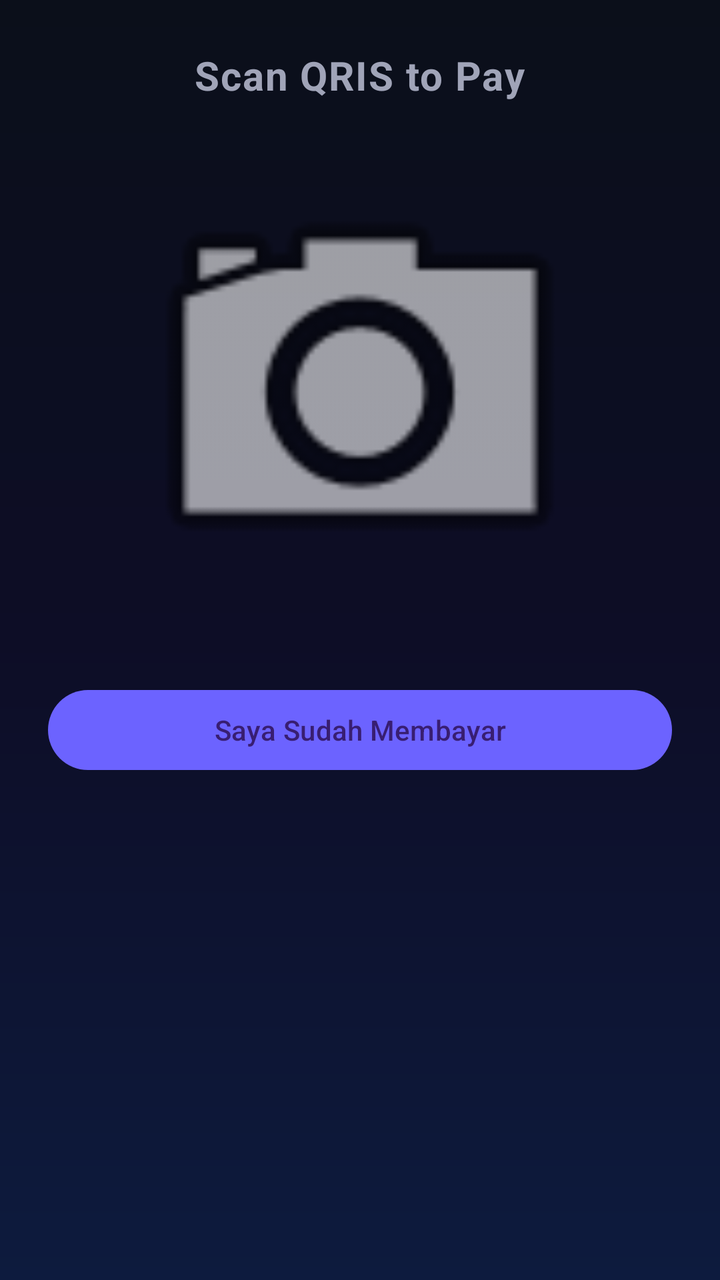
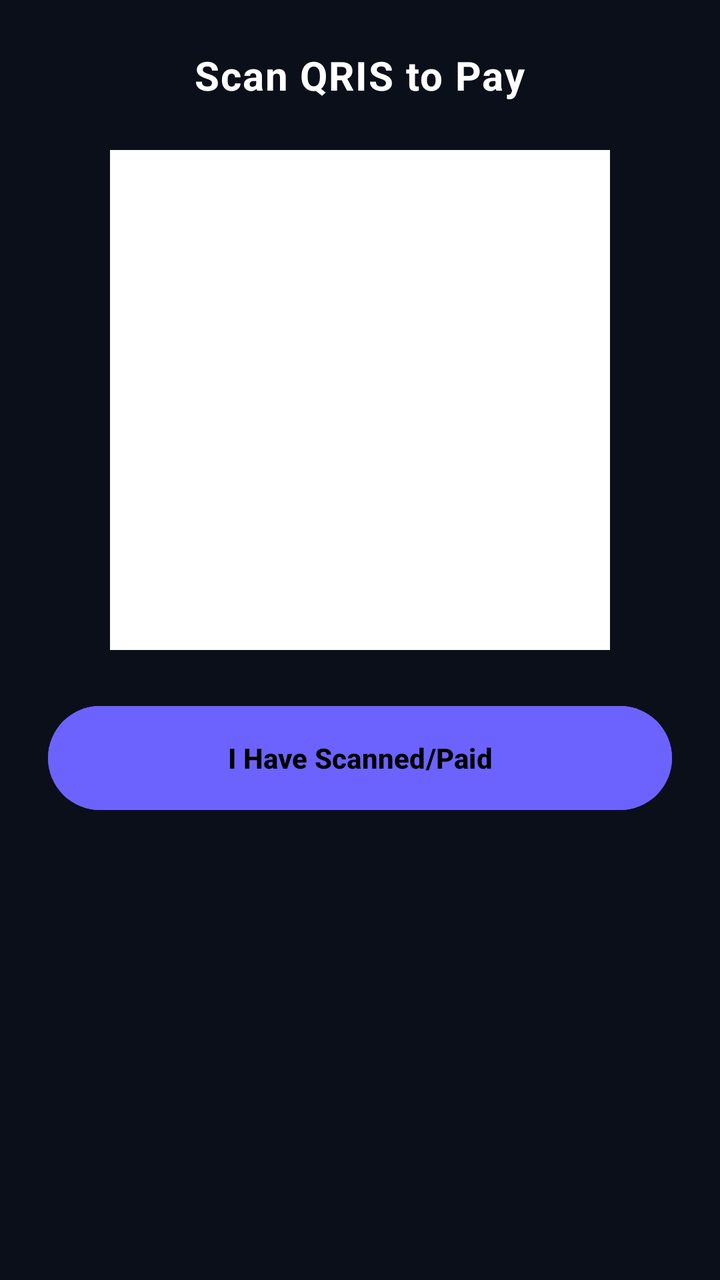

Screens rendered from an Android XML layout before and after an edit, with the pre-edit source and the edit as a unified diff.
<!-- AndroidManifest.xml: application theme Theme.FixIt_v2 -->
<!-- res/layout/bottom_sheet_qris_payment.xml -->
<?xml version="1.0" encoding="utf-8"?>
<LinearLayout xmlns:android="http://schemas.android.com/apk/res/android"
    android:layout_width="match_parent"
    android:layout_height="wrap_content"
    android:orientation="vertical"
    android:padding="24dp"
    android:gravity="center_horizontal">

    <TextView
        android:layout_width="wrap_content"
        android:layout_height="wrap_content"
        android:text="Scan QRIS to Pay"
        android:textSize="20sp"
        android:textStyle="bold"
        android:layout_marginBottom="16dp"/>

    <ImageView
        android:id="@+id/imageViewQrisCode"
        android:layout_width="250dp"
        android:layout_height="250dp"
        android:src="@android:drawable/ic_menu_camera"
        android:contentDescription="QRIS Code"/>

    <Button
        android:id="@+id/buttonConfirmQris"
        android:layout_width="match_parent"
        android:layout_height="wrap_content"
        android:layout_marginTop="24dp"
        android:text="Saya Sudah Membayar" />

</LinearLayout>
<!-- resources referenced by this layout -->
<resources>
  <style name="Theme.FixIt_v2" parent="Base.Theme.FixIt_v2" />
  <style name="Base.Theme.FixIt_v2" parent="Theme.Material3.Dark.NoActionBar">
          
          <item name="colorPrimary">@color/primary</item>
          <item name="colorSecondary">@color/secondary</item>
          <item name="android:windowBackground">@drawable/gradient_background</item>
          <item name="android:textViewStyle">@style/Widget.FixIt.TextView</item>
          <item name="alertDialogTheme">@style/AlertDialogTheme</item> 
      </style>
  <color name="primary">#6C63FF</color>
  <color name="secondary">#00E5FF</color>
  <!-- drawable gradient_background (drawable) -->
  <?xml version="1.0" encoding="utf-8"?>
  <shape xmlns:android="http://schemas.android.com/apk/res/android"
      android:shape="rectangle">
      <gradient
          android:type="linear"
          android:angle="-90"
          android:startColor="@color/gradient_start_dark"
          android:centerColor="@color/gradient_center_dark"
          android:endColor="@color/gradient_end_dark" />
  </shape>
  <style name="Widget.FixIt.TextView" parent="Widget.AppCompat.TextView">
          <item name="android:textAppearance">@style/TextAppearance.FixIt.Body</item>
      </style>
  <style name="AlertDialogTheme" parent="ThemeOverlay.Material3.Dark">
          <item name="android:windowBackground">@drawable/glass_card_background</item>
          <item name="colorSurface">@android:color/transparent</item>
          <item name="android:textColorPrimary">@color/text_primary_dark</item>
          <item name="android:textColorSecondary">@color/text_secondary_dark</item>
          <item name="buttonBarPositiveButtonStyle">@style/AlertDialog.Button</item>
          <item name="buttonBarNegativeButtonStyle">@style/AlertDialog.Button</item>
      </style>
  <color name="gradient_start_dark">#0B0F1A</color>
  <color name="gradient_center_dark">#0D0D26</color>
  <color name="gradient_end_dark">#0D1B3E</color>
  <style name="TextAppearance.FixIt.Body" parent="TextAppearance.MaterialComponents.Body1">
          <item name="android:textColor">@color/text_secondary_dark</item>
          <item name="android:alpha">0.8</item>
      </style>
  <!-- drawable glass_card_background (drawable) -->
  <?xml version="1.0" encoding="utf-8"?>
  <shape xmlns:android="http://schemas.android.com/apk/res/android"
      android:shape="rectangle">
      <solid android:color="@color/card_glass_background"/>
      <corners android:radius="@dimen/corner_radius_large"/>
      <stroke android:width="@dimen/card_stroke_width" android:color="@color/card_glass_stroke"/>
  </shape>
  <color name="text_primary_dark">#FFFFFF</color>
  <color name="text_secondary_dark">#A0A4B8</color>
  <style name="AlertDialog.Button" parent="Widget.Material3.Button.TextButton.Dialog">
          <item name="android:textColor">@color/primary</item>
      </style>
  <color name="card_glass_background">#14FFFFFF</color>
  <dimen name="corner_radius_large">28dp</dimen>
  <dimen name="card_stroke_width">1dp</dimen>
  <color name="card_glass_stroke">#33FFFFFF</color>
</resources>

<!-- the commit's change to res/layout/bottom_sheet_qris_payment.xml (unified diff, before → after) -->
@@ -4,28 +4,44 @@
     android:layout_height="wrap_content"
     android:orientation="vertical"
     android:padding="24dp"
+    android:background="@color/background_dark"
     android:gravity="center_horizontal">
 
     <TextView
         android:layout_width="wrap_content"
         android:layout_height="wrap_content"
         android:text="Scan QRIS to Pay"
+        android:textColor="@color/white"
         android:textSize="20sp"
         android:textStyle="bold"
-        android:layout_marginBottom="16dp"/>
+        android:layout_marginBottom="24dp"/>
 
     <ImageView
         android:id="@+id/imageViewQrisCode"
         android:layout_width="250dp"
         android:layout_height="250dp"
-        android:src="@android:drawable/ic_menu_camera"
-        android:contentDescription="QRIS Code"/>
+        android:src="@drawable/ic_misc_category"
+        android:contentDescription="QRIS Code"
+        android:background="#FFFFFF"
+        android:scaleType="centerCrop"/>
+        
+    <TextView
+        android:id="@+id/textViewNoQris"
+        android:layout_width="wrap_content"
+        android:layout_height="wrap_content"
+        android:text="No QRIS Image Available"
+        android:textColor="@color/secondary"
+        android:visibility="gone"
+        android:layout_marginTop="8dp"/>
 
     <Button
         android:id="@+id/buttonConfirmQris"
         android:layout_width="match_parent"
-        android:layout_height="wrap_content"
+        android:layout_height="60dp"
         android:layout_marginTop="24dp"
-        android:text="Saya Sudah Membayar" />
+        android:backgroundTint="@color/primary"
+        android:textColor="@color/black"
+        android:textStyle="bold"
+        android:text="I Have Scanned/Paid" />
 
 </LinearLayout>
<!-- resource entries referenced after the edit -->
@@ -1,5 +1,7 @@
 <!-- resources referenced by this layout -->
 <resources>
+  <color name="background_dark">#0B0F1A</color>
+  <color name="black">#FF000000</color>
   <style name="Theme.FixIt_v2" parent="Base.Theme.FixIt_v2" />
   <style name="Base.Theme.FixIt_v2" parent="Theme.Material3.Dark.NoActionBar">
           
@@ -11,6 +13,11 @@
       </style>
   <color name="primary">#6C63FF</color>
   <color name="secondary">#00E5FF</color>
+  <color name="white">#FFFFFFFF</color>
+  <!-- drawable ic_misc_category (drawable) -->
+  <vector xmlns:android="http://schemas.android.com/apk/res/android" android:height="24dp" android:viewportHeight="24" android:viewportWidth="24" android:width="24dp">
+      <path android:fillColor="@android:color/white" android:pathData="M12,2C6.48,2 2,6.48 2,12s4.48,10 10,10 10,-4.48 10,-10S17.52,2 12,2zM13,17h-2v-2h2v2zM13,13h-2L11,7h2v6z"/>
+  </vector>
   <!-- drawable gradient_background (drawable) -->
   <?xml version="1.0" encoding="utf-8"?>
   <shape xmlns:android="http://schemas.android.com/apk/res/android"
